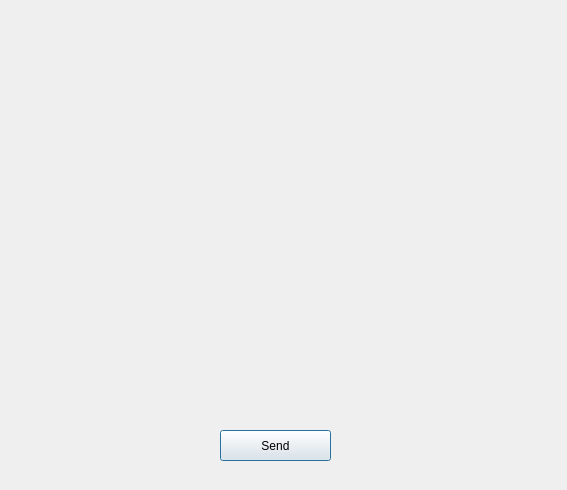
Old version of the form dialog.ui in the repository gljx/FileTrans.
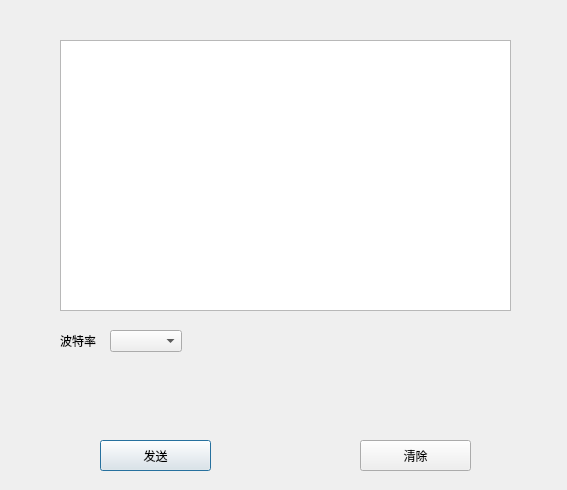
New version of the form.

Commit message:
完成版串口文件发送
COM0发送文件

```diff
--- a/dialog.ui
+++ b/dialog.ui
@@ -16,14 +16,60 @@
   <widget class="QPushButton" name="SendBtn">
    <property name="geometry">
     <rect>
-     <x>220</x>
-     <y>430</y>
+     <x>100</x>
+     <y>440</y>
      <width>111</width>
      <height>31</height>
     </rect>
    </property>
    <property name="text">
-    <string>Send</string>
+    <string>发送</string>
+   </property>
+  </widget>
+  <widget class="QTextBrowser" name="sendlog">
+   <property name="geometry">
+    <rect>
+     <x>60</x>
+     <y>40</y>
+     <width>451</width>
+     <height>271</height>
+    </rect>
+   </property>
+  </widget>
+  <widget class="QPushButton" name="clean">
+   <property name="geometry">
+    <rect>
+     <x>360</x>
+     <y>440</y>
+     <width>111</width>
+     <height>31</height>
+    </rect>
+   </property>
+   <property name="text">
+    <string>清除</string>
+   </property>
+  </widget>
+  <widget class="QComboBox" name="baudrate">
+   <property name="geometry">
+    <rect>
+     <x>110</x>
+     <y>330</y>
+     <width>72</width>
+     <height>22</height>
+    </rect>
+   </property>
+  </widget>
+  <widget class="QLabel" name="label">
+   <property name="geometry">
+    <rect>
+     <x>60</x>
+     <y>330</y>
+     <width>41</width>
+     <height>21</height>
+    </rect>
+   </property>
+   <property name="text">
+    <string>波特率</string>
    </property>
   </widget>
  </widget>
```
The commit also changes 3 other files.
